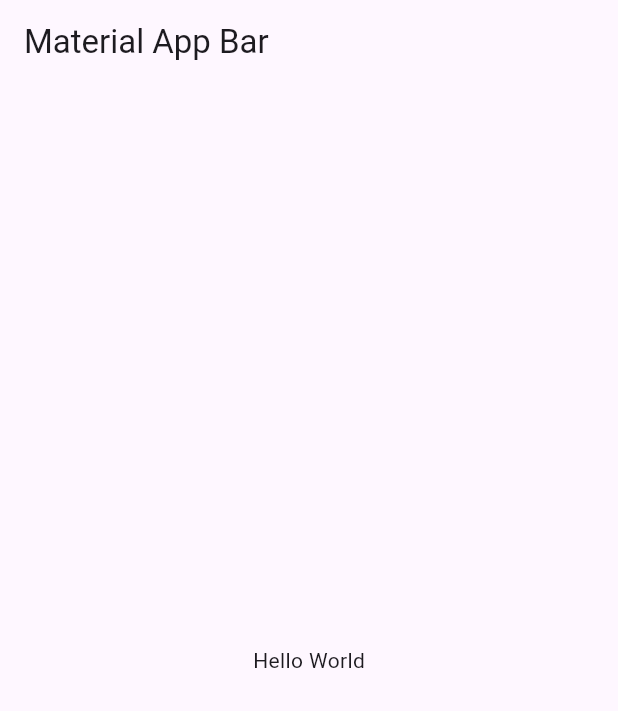
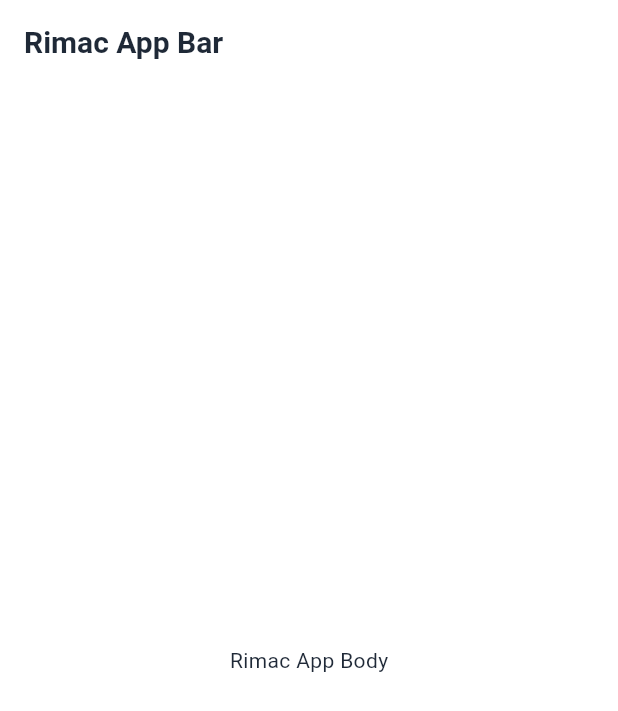
Before and after one commit to AaronCS25/healthcare-ch_house_og-frontend, a Flutter app: the screen it shows after launch, on a phone screen of 412 x 824 dp. Shown: the top 711 px of the screen. Run offline on Flutter 3.47's test engine with Material 3 defaults, Android fonts, the light colour scheme and no system bars; our stand-ins replace flutter_dotenv, go_router; Roboto replaces fonts that are missing (Geist).

Commit message:
build: add initial dependencies and project structure

```diff
--- /dev/null
+++ b/lib/config/config.dart
@@ -0,0 +1,4 @@
+export 'constants/environment.dart';
+export 'helpers/human_formats.dart';
+export 'router/app_router.dart';
+export 'theme/app_theme.dart';
--- /dev/null
+++ b/lib/config/constants/environment.dart
@@ -0,0 +1,7 @@
+import 'package:flutter_dotenv/flutter_dotenv.dart';
+
+class Environment {
+  static Future<void> init() async {
+    await dotenv.load(fileName: ".env");
+  }
+}
--- /dev/null
+++ b/lib/config/helpers/human_formats.dart
@@ -0,0 +1,18 @@
+import 'package:intl/intl.dart';
+import 'package:intl/date_symbol_data_local.dart';
+
+class HumanFormats {
+  static Future<void> init() async {
+    Intl.defaultLocale = 'es';
+    await initializeDateFormatting('es', null);
+    await initializeDateFormatting('en', null);
+  }
+
+  static String formatDouble(double value) {
+    return NumberFormat('0.#').format(value);
+  }
+
+  static String formatDate(DateTime date, {String format = 'yyyy-MM-dd'}) {
+    return DateFormat(format).format(date);
+  }
+}
--- /dev/null
+++ b/lib/config/router/app_router.dart
@@ -0,0 +1,7 @@
+import 'package:go_router/go_router.dart';
+import 'package:rimac_app/features/shared/shared.dart';
+
+final appRouter = GoRouter(
+  initialLocation: '/',
+  routes: [GoRoute(path: '/', builder: (context, state) => const RootScreen())],
+);
--- /dev/null
+++ b/lib/config/theme/app_theme.dart
@@ -0,0 +1,171 @@
+import 'package:flutter/material.dart';
+
+class AppTheme {
+  // Primary Colors
+  static const Color rimacRed = Color(0xFFE5233D);
+  static const Color vibrantPink = Color(0xFFFF0055);
+  static const Color rimacRedHover = Color(0xFFC41B2E);
+  static const Color rimacRedLight = Color(0xFFFBE8EC);
+
+  // Neutral Colors (Light)
+  static const Color white = Color(0xFFFFFFFF);
+  static const Color lightGray = Color(0xFFF9FAFB);
+  static const Color mediumGray = Color(0xFFF3F4F6);
+  static const Color gray500 = Color(0xFF6B7280);
+  static const Color darkGray = Color(0xFF1F2937);
+  static const Color darkGrayMuted = Color(0xFF374151);
+
+  // Neutral Colors (Dark)
+  static const Color darkBgPrimary = Color(0xFF111827);
+  static const Color darkBgSecondary = Color(0xFF1F2937);
+  static const Color darkTextPrimary = Color(0xFFF3F4F6);
+  static const Color darkTextSecondary = Color(0xFF9CA3AF);
+
+  // Status Colors
+  static const Color successGreen = Color(0xFF10B981);
+  static const Color warningOrange = Color(0xFFF59E0B);
+  static const Color errorRed = Color(0xFFEF4444);
+  static const Color infoBlue = Color(0xFF3B82F6);
+
+  static TextTheme _buildTextTheme(Color primaryColor, Color secondaryColor) {
+    const String fontName = 'Geist';
+
+    return TextTheme(
+      displaySmall: TextStyle(
+        fontFamily: fontName,
+        fontSize: 36.0,
+        height: 40.0 / 36.0,
+        fontWeight: FontWeight.w700,
+        color: primaryColor,
+      ),
+
+      headlineLarge: TextStyle(
+        fontFamily: fontName,
+        fontSize: 30.0,
+        height: 36.0 / 30.0,
+        fontWeight: FontWeight.w700,
+        color: primaryColor,
+      ),
+
+      headlineMedium: TextStyle(
+        fontFamily: fontName,
+        fontSize: 24.0,
+        height: 32.0 / 24.0,
+        fontWeight: FontWeight.w700,
+        color: primaryColor,
+      ),
+
+      titleLarge: TextStyle(
+        fontFamily: fontName,
+        fontSize: 20.0,
+        height: 28.0 / 20.0,
+        fontWeight: FontWeight.w600,
+        color: primaryColor,
+      ),
+
+      titleMedium: TextStyle(
+        fontFamily: fontName,
+        fontSize: 18.0,
+        height: 28.0 / 18.0,
+        fontWeight: FontWeight.w600,
+        color: primaryColor,
+      ),
+
+      titleSmall: TextStyle(
+        fontFamily: fontName,
+        fontSize: 16.0,
+        height: 24.0 / 16.0,
+        fontWeight: FontWeight.w600,
+        color: primaryColor,
+      ),
+
+      bodyLarge: TextStyle(
+        fontFamily: fontName,
+        fontSize: 16.0,
+        height: 24.0 / 16.0,
+        fontWeight: FontWeight.w400,
+        color: primaryColor,
+      ),
+
+      bodyMedium: TextStyle(
+        fontFamily: fontName,
+        fontSize: 14.0,
+        height: 20.0 / 14.0,
+        fontWeight: FontWeight.w400,
+        color: primaryColor,
+      ),
+
+      bodySmall: TextStyle(
+        fontFamily: fontName,
+        fontSize: 12.0,
+        height: 16.0 / 12.0,
+        fontWeight: FontWeight.w400,
+        color: secondaryColor,
+      ),
+
+      labelLarge: TextStyle(
+        fontFamily: fontName,
+        fontSize: 16.0,
+        height: 24.0 / 16.0,
+        fontWeight: FontWeight.w500,
+        color: primaryColor,
+      ),
+
+      labelMedium: TextStyle(
+        fontFamily: fontName,
+        fontSize: 14.0,
+        height: 20.0 / 14.0,
+        fontWeight: FontWeight.w500,
+        color: primaryColor,
+      ),
+
+      labelSmall: TextStyle(
+        fontFamily: fontName,
+        fontSize: 12.0,
+        height: 16.0 / 12.0,
+        fontWeight: FontWeight.w500,
+        color: primaryColor,
+      ),
+    );
+  }
+
+  static ThemeData get lightTheme {
+    return ThemeData(
+      useMaterial3: true,
+      brightness: Brightness.light,
+      primaryColor: rimacRed,
+      scaffoldBackgroundColor: white,
+      colorScheme: const ColorScheme.light(
+        primary: rimacRed,
+        secondary: vibrantPink,
+        surface: white,
+        onPrimary: white,
+        onSurface: darkGray,
+        error: errorRed,
+        tertiary: mediumGray,
+      ),
+      textTheme: _buildTextTheme(darkGray, gray500),
+      dividerTheme: const DividerThemeData(color: lightGray, thickness: 1),
+    );
+  }
+
+  static ThemeData get darkTheme {
+    return ThemeData(
+      useMaterial3: true,
+      brightness: Brightness.dark,
+      primaryColor: rimacRed,
+      scaffoldBackgroundColor: darkBgPrimary,
+      colorScheme: const ColorScheme.dark(
+        primary: rimacRed,
+        secondary: vibrantPink,
+        surface: darkBgSecondary,
+        onPrimary: white,
+        onSurface: darkTextPrimary,
+        error: errorRed,
+        tertiary: darkGrayMuted,
+      ),
+      textTheme: _buildTextTheme(darkTextPrimary, darkTextSecondary),
+      dividerTheme: const DividerThemeData(color: darkGrayMuted, thickness: 1),
+    );
+  }
+}
--- /dev/null
+++ b/lib/features/shared/presentation/presentation.dart
@@ -0,0 +1 @@
+export 'screens/screens.dart';
--- /dev/null
+++ b/lib/features/shared/presentation/screens/root_screen.dart
@@ -0,0 +1,13 @@
+import 'package:flutter/material.dart';
+
+class RootScreen extends StatelessWidget {
+  const RootScreen({super.key});
+
+  @override
+  Widget build(BuildContext context) {
+    return Scaffold(
+      appBar: AppBar(title: const Text('Rimac App Bar')),
+      body: const Center(child: Text('Rimac App Body')),
+    );
+  }
+}
--- /dev/null
+++ b/lib/features/shared/presentation/screens/screens.dart
@@ -0,0 +1 @@
+export 'root_screen.dart';
--- /dev/null
+++ b/lib/features/shared/shared.dart
@@ -0,0 +1 @@
+export 'presentation/presentation.dart';
--- a/lib/main.dart
+++ b/lib/main.dart
@@ -1,18 +1,23 @@
 import 'package:flutter/material.dart';
+import 'package:rimac_app/config/config.dart';
 
-void main() => runApp(const MyApp());
+void main() async {
+  await Environment.init();
+  await HumanFormats.init();
+  runApp(const MyApp());
+}
 
 class MyApp extends StatelessWidget {
   const MyApp({super.key});
 
   @override
   Widget build(BuildContext context) {
-    return MaterialApp(
+    return MaterialApp.router(
+      routerConfig: appRouter,
       title: 'Material App',
-      home: Scaffold(
-        appBar: AppBar(title: const Text('Material App Bar')),
-        body: const Center(child: Text('Hello World')),
-      ),
+      theme: AppTheme.lightTheme,
+      darkTheme: AppTheme.darkTheme,
+      themeMode: ThemeMode.system,
     );
   }
 }
```
Also changed, not shown: pubspec.yaml (+7 -1 lines), pubspec.lock, 1 other file.
